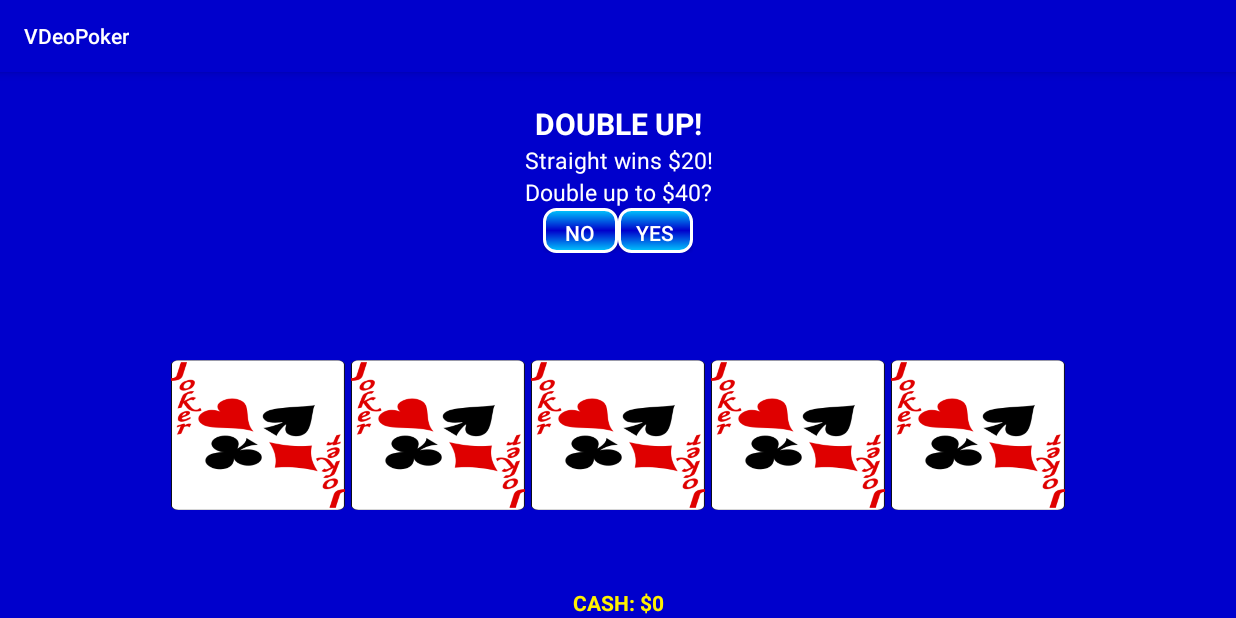
After one commit to GitDatz/VDeoPoker, an Android app: the DoubleUpActivity screen opened directly, with no data from a screen before it, on a phone screen of 824 x 412 dp (held sideways). The commit adds this screen. Run offline under Robolectric (Android 15) with nearby library versions, the phone set to English and light mode, and no system bars.

Commit message:
[task] Created new activity for Double Up.

```diff
--- a/app/src/main/AndroidManifest.xml
+++ b/app/src/main/AndroidManifest.xml
@@ -16,6 +16,10 @@
                 <category android:name="android.intent.category.LAUNCHER" />
             </intent-filter>
         </activity>
+        <activity android:name=".DoubleUpActivity"
+                    android:screenOrientation="landscape">
+
+        </activity>
     </application>
 
 </manifest>
--- /dev/null
+++ b/app/src/main/java/com/vdthai/vdeopoker/DoubleUpActivity.java
@@ -0,0 +1,91 @@
+package com.vdthai.vdeopoker;
+
+import android.os.Bundle;
+import android.support.v7.app.AppCompatActivity;
+import android.view.View;
+import android.widget.Button;
+import android.widget.ImageView;
+import android.widget.TextView;
+
+import java.util.ArrayList;
+
+/**
+ * Created by vdthai on 2016-11-11.
+ */
+
+public class DoubleUpActivity extends AppCompatActivity {
+    private int cash;
+    private int winSum;
+    private String winHand;
+    private ArrayList<Integer> handRanks;
+    private ArrayList<Integer> handSuits;
+
+    /**
+     * Drawable card icons in a matrix of drawables.
+     */
+    private static final int[][] DECK = {
+            { R.drawable.two_diamonds, R.drawable.three_diamonds, R.drawable.four_diamonds, R.drawable.five_diamonds, R.drawable.six_diamonds, R.drawable.seven_diamonds, R.drawable.eight_diamonds, R.drawable.nine_diamonds, R.drawable.ten_diamonds, R.drawable.jack_diamonds, R.drawable.queen_diamonds, R.drawable.king_diamonds, R.drawable.ace_diamonds },
+            { R.drawable.two_clubs, R.drawable.three_clubs, R.drawable.four_clubs, R.drawable.five_clubs, R.drawable.six_clubs, R.drawable.seven_clubs, R.drawable.eight_clubs, R.drawable.nine_clubs, R.drawable.ten_clubs, R.drawable.jack_clubs, R.drawable.queen_clubs, R.drawable.king_clubs, R.drawable.ace_clubs },
+            { R.drawable.two_hearts, R.drawable.three_hearts, R.drawable.four_hearts, R.drawable.five_hearts, R.drawable.six_hearts, R.drawable.seven_hearts, R.drawable.eight_hearts, R.drawable.nine_hearts, R.drawable.ten_hearts, R.drawable.jack_hearts, R.drawable.queen_hearts, R.drawable.king_hearts, R.drawable.ace_hearts },
+            { R.drawable.two_spades, R.drawable.three_spades, R.drawable.four_spades, R.drawable.five_spades, R.drawable.six_spades, R.drawable.seven_spades, R.drawable.eight_spades, R.drawable.nine_spades, R.drawable.ten_spades, R.drawable.jack_spades, R.drawable.queen_spades, R.drawable.king_spades, R.drawable.ace_spades }
+    };
+
+    /**
+     * The id's of the card views.
+     */
+    private static final int[] CARD_FIELD = {
+            R.id.doubleCardViewOne, R.id.doubleCardViewTwo, R.id.doubleCardViewThree, R.id.doubleCardViewFour, R.id.doubleCardViewFive
+    };
+
+    /**
+     * Sets winning hand to show initially.
+     */
+    void setWinningHand(){
+        for( int i = 0; i < handRanks.size(); i++ ){
+            ImageView imgView = (ImageView)findViewById( CARD_FIELD[i] );
+            imgView.setImageResource( DECK[ handSuits.get(i) - 1 ][ handRanks.get(i) - 1 ] );
+        }
+    }
+
+    @Override
+    protected void onCreate(Bundle savedInstanceState) {
+        super.onCreate(savedInstanceState);
+        setContentView(R.layout.activity_double);
+        handRanks = new ArrayList<>();
+        handSuits = new ArrayList<>();
+
+        Bundle extras = getIntent().getExtras();
+        if (extras != null) {
+            cash = extras.getInt("cash");
+            winSum = extras.getInt("win");
+            winHand = extras.getString("winHand");
+            handRanks = extras.getIntegerArrayList("handRanks");
+            handSuits = extras.getIntegerArrayList("handSuits");
+        }
+        TextView cashView = (TextView) findViewById(R.id.cashViewDouble);
+        cashView.setText("CASH: $" + Integer.toString(cash));
+        setWinningHand();
+
+        /**
+         * Set onClickListener for the No Double button.
+         */
+        Button noButton = (Button)findViewById(R.id.noButton);
+        noButton.setOnClickListener(new View.OnClickListener() {
+            @Override
+            public void onClick(View view) {
+                finish();
+            }
+        });
+
+        /**
+         * Set onClickListener for the Yes Double button.
+         */
+        final Button yesButton = (Button)findViewById(R.id.yesButton);
+        yesButton.setOnClickListener(new View.OnClickListener() {
+            @Override
+            public void onClick(View view) {
+                yesButton.setVisibility(View.INVISIBLE);
+            }
+        });
+    }
+}
--- a/app/src/main/java/com/vdthai/vdeopoker/Game.java
+++ b/app/src/main/java/com/vdthai/vdeopoker/Game.java
@@ -133,6 +133,22 @@ class Game {
         deck.reShuffle();
     }
 
+    ArrayList<Integer> getHandRanks(){
+        ArrayList<Integer> handRankList = new ArrayList<>();
+        for( Card card : cardList ){
+            handRankList.add( card.getRank() );
+        }
+        return handRankList;
+    }
+
+    ArrayList<Integer> getHandSuits(){
+        ArrayList<Integer> handSuitList = new ArrayList<>();
+        for( Card card : cardList ){
+            handSuitList.add( card.getSuitRank() );
+        }
+        return handSuitList;
+    }
+
     /**
      * Hold the card given a card position.
      * @param _cardPos the card position.
--- a/app/src/main/java/com/vdthai/vdeopoker/MainActivity.java
+++ b/app/src/main/java/com/vdthai/vdeopoker/MainActivity.java
@@ -1,11 +1,7 @@
 package com.vdthai.vdeopoker;
 
-import android.content.DialogInterface;
-import android.support.v7.app.AlertDialog;
 import android.support.v7.app.AppCompatActivity;
 import android.os.Bundle;
-import android.util.Log;
-import android.util.Pair;
 import android.view.View;
 import android.widget.Button;
 import android.widget.ImageView;
@@ -89,7 +85,7 @@ public class MainActivity extends AppCompatActivity implements Presenter.View {
     protected void onCreate(Bundle savedInstanceState) {
         super.onCreate(savedInstanceState);
         setContentView(R.layout.activity_main);
-        presenter = new Presenter(this);
+        presenter = new Presenter(this, this);
 
         handScores = new ArrayList<>();
         ListView scoreListView = (ListView)findViewById( R.id.scoreListView );
@@ -110,27 +106,7 @@ public class MainActivity extends AppCompatActivity implements Presenter.View {
                     imgView.setImageResource( DECK[ dealCards.get(i).getSuitRank()-1 ][ dealCards.get(i).getRank()-1 ] );
                 }
                 // Check if round has ended.
-                if( presenter.checkRound() ){
-                    AlertDialog.Builder winBuilder = new AlertDialog.Builder( MainActivity.this );
-                    winBuilder.setTitle( "Win! " + presenter.getResultString() );
-                    winBuilder.setMessage( "Do you want to double?" );
-                    winBuilder.setCancelable( true );
-                    winBuilder.setPositiveButton(android.R.string.yes, new DialogInterface.OnClickListener() {
-                        @Override
-                        public void onClick(DialogInterface dialogInterface, int i) {
-                            // Call double game
-                            dialogInterface.cancel();
-                        }
-                    });
-                    winBuilder.setNegativeButton(android.R.string.no, new DialogInterface.OnClickListener() {
-                        @Override
-                        public void onClick(DialogInterface dialogInterface, int i) {
-                            dialogInterface.cancel();
-                        }
-                    });
-                    AlertDialog winDialog = winBuilder.create();
-                    winDialog.show();
-                }
+                presenter.checkRound();
                 updateCash();
             }
         });
--- a/app/src/main/java/com/vdthai/vdeopoker/Presenter.java
+++ b/app/src/main/java/com/vdthai/vdeopoker/Presenter.java
@@ -1,4 +1,7 @@
 package com.vdthai.vdeopoker;
+
+import android.content.Context;
+import android.content.Intent;
 
 import java.util.List;
 
@@ -8,14 +11,16 @@ import java.util.List;
 
 class Presenter {
     View view;
+    Context context;
     Game game;
 
     /**
      * Constructor for the presenter.
      * @param _view the view.
      */
-    Presenter( View _view ){
+    Presenter( View _view, Context _context ){
         view = _view;
+        context = _context;
         game = new Game();
     }
 
@@ -70,17 +75,20 @@ class Presenter {
 
     /**
      * Check if the final hand is a winning hand.
-     * @return true if it is a winning hand.
      */
-    boolean checkRound(){
+    void checkRound(){
         if( !game.isEndGame() ){
             view.clearHold();
         } else {
             if( game.checkHand() ){
-                return true;
+                Intent intent = new Intent(context, DoubleUpActivity.class);
+                // Send information to Double Up activity
+                intent.putExtra("cash", game.getCash());
+                intent.putIntegerArrayListExtra("handRanks", game.getHandRanks());
+                intent.putIntegerArrayListExtra("handSuits", game.getHandSuits());
+                context.startActivity(intent);
             }
         }
-        return false;
     }
 
     /**
--- /dev/null
+++ b/app/src/main/res/layout/activity_double.xml
@@ -0,0 +1,118 @@
+<?xml version="1.0" encoding="utf-8"?>
+<LinearLayout xmlns:android="http://schemas.android.com/apk/res/android"
+    xmlns:app="http://schemas.android.com/apk/res-auto"
+    android:id="@+id/activity_double"
+    android:layout_width="match_parent"
+    android:layout_height="match_parent"
+    android:orientation="vertical"
+    android:weightSum="9"
+    android:background="#0000CC">
+
+    <LinearLayout
+        android:layout_width="match_parent"
+        android:layout_height="0dp"
+        android:layout_weight="3.5"
+        android:orientation="vertical"
+        android:gravity="center">
+        <TextView
+            android:text="DOUBLE UP!"
+            android:layout_width="match_parent"
+            android:layout_height="wrap_content"
+            android:id="@+id/doubleText"
+            android:textSize="20sp"
+            android:textStyle="normal|bold"
+            android:textAlignment="center"
+            android:textColor="@android:color/background_light" />
+
+        <TextView
+            android:text="Straight wins $20!"
+            android:id="@+id/winHandText"
+            android:layout_width="match_parent"
+            android:layout_height="wrap_content"
+            android:textSize="15sp"
+            android:textAlignment="center"
+            android:textColor="@android:color/background_light"/>
+
+        <TextView
+            android:text="Double up to $40?"
+            android:id="@+id/doubleUpQuestionText"
+            android:layout_width="match_parent"
+            android:layout_height="wrap_content"
+            android:textSize="15sp"
+            android:textAlignment="center"
+            android:textColor="@android:color/background_light"/>
+
+        <LinearLayout
+            android:layout_width="wrap_content"
+            android:layout_height="wrap_content">
+            <Button
+                android:text="NO"
+                android:textColor="#FFFFFF"
+                android:background="@drawable/button_shape"
+                android:layout_width="50dp"
+                android:layout_height="30dp"
+                android:id="@+id/noButton"/>
+            <Button
+                android:text="YES"
+                android:textColor="#FFFFFF"
+                android:background="@drawable/button_shape"
+                android:layout_width="50dp"
+                android:layout_height="30dp"
+                android:id="@+id/yesButton" />
+        </LinearLayout>
+
+    </LinearLayout>
+
+    <LinearLayout
+        android:layout_width="match_parent"
+        android:layout_height="0dp"
+        android:layout_weight="5"
+        android:gravity="center">
+
+        <ImageView
+            android:layout_width="120dp"
+            android:layout_height="100dp"
+            android:id="@+id/doubleCardViewOne"
+            app:srcCompat="@drawable/background_card" />
+
+        <ImageView
+            android:layout_width="120dp"
+            app:srcCompat="@drawable/background_card"
+            android:id="@+id/doubleCardViewTwo"
+            android:layout_height="100dp"/>
+
+        <ImageView
+            android:layout_width="120dp"
+            app:srcCompat="@drawable/background_card"
+            android:id="@+id/doubleCardViewThree"
+            android:layout_height="100dp"/>
+
+        <ImageView
+            android:layout_width="120dp"
+            app:srcCompat="@drawable/background_card"
+            android:id="@+id/doubleCardViewFour"
+            android:layout_height="100dp"/>
+
+        <ImageView
+            android:layout_width="120dp"
+            android:layout_height="100dp"
+            app:srcCompat="@drawable/background_card"
+            android:id="@+id/doubleCardViewFive"/>
+    </LinearLayout>
+
+    <LinearLayout
+        android:layout_width="match_parent"
+        android:layout_height="0dp"
+        android:layout_weight="0.5"
+        android:gravity="center">
+
+        <TextView
+            android:layout_width="80dp"
+            android:id="@+id/cashViewDouble"
+            android:layout_height="wrap_content"
+            android:textStyle="bold"
+            android:textColor="#fff200"
+            android:textAlignment="center" />
+
+    </LinearLayout>
+</LinearLayout>
```
